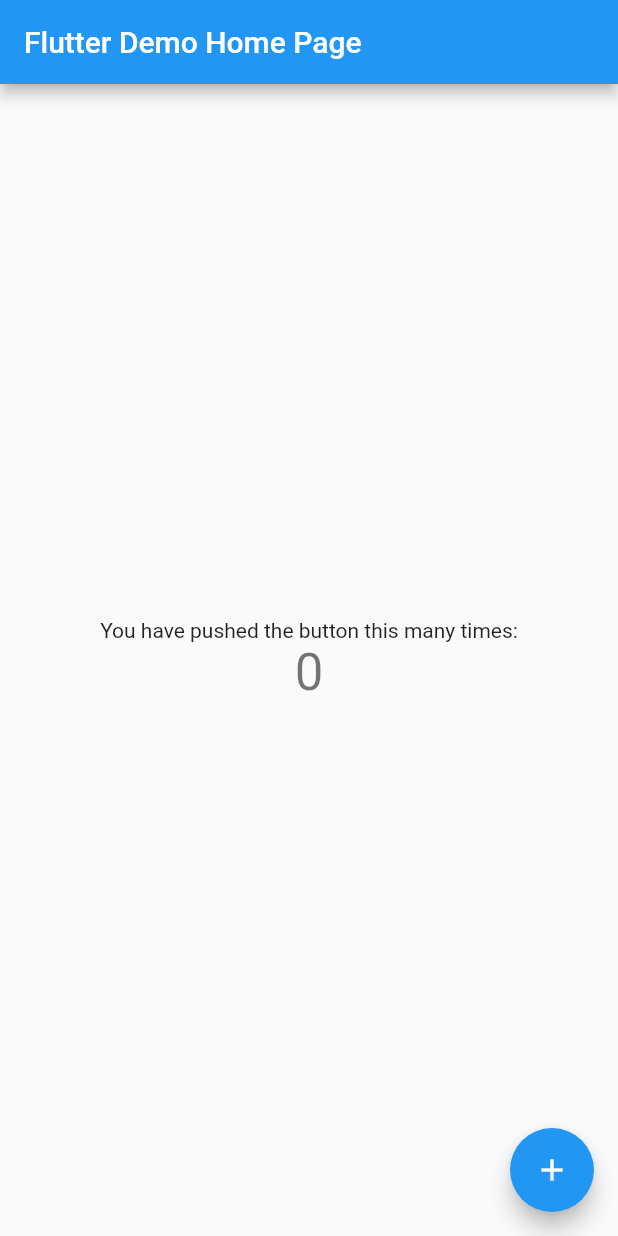
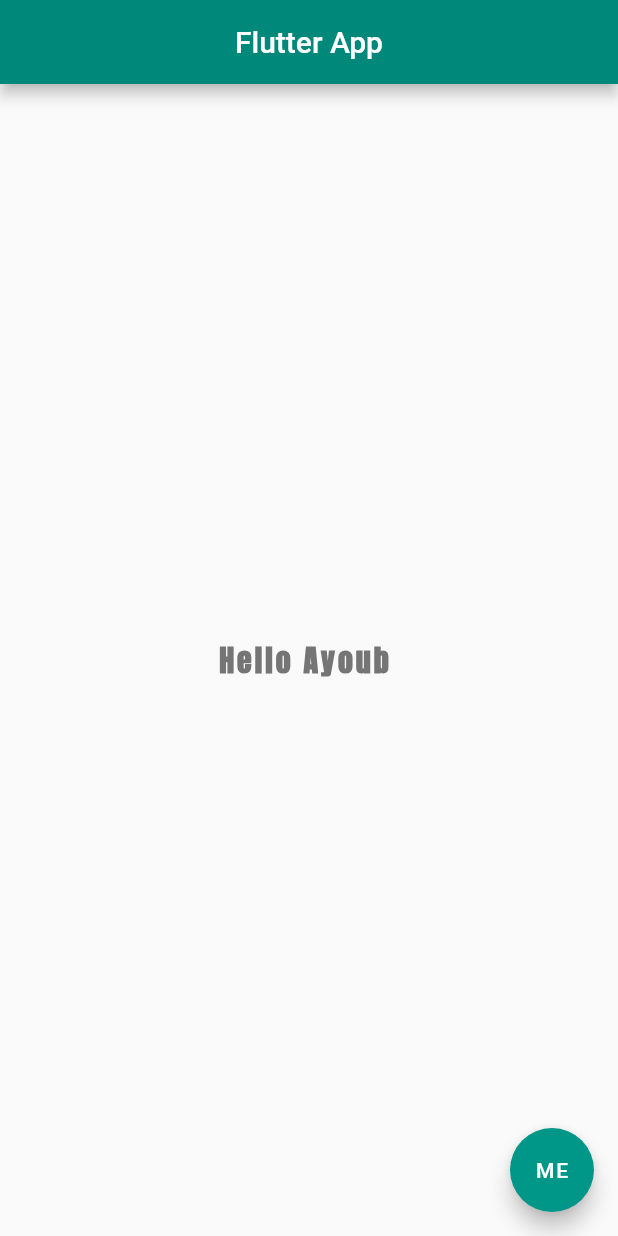
Before and after one commit to ayoubmundia/weatherFlutter, a Flutter app: the screen it shows after launch, on a phone screen of 412 x 824 dp. Run offline on Flutter 3.47's test engine with Material 2 defaults, Android fonts, the phone set to English and light mode, and no system bars.

Commit message:
hot reload

```diff
--- a/lib/main.dart
+++ b/lib/main.dart
@@ -1,117 +1,41 @@
 import 'package:flutter/material.dart';
 
 void main() {
-  runApp(MyApp());
+  runApp(MaterialApp(
+    home: Home()
+  ));
 }
 
-class MyApp extends StatelessWidget {
-  // This widget is the root of your application.
+
+class Home extends StatelessWidget{
   @override
   Widget build(BuildContext context) {
-    return MaterialApp(
-      title: 'Flutter Demo',
-      theme: ThemeData(
-        // This is the theme of your application.
-        //
-        // Try running your application with "flutter run". You'll see the
-        // application has a blue toolbar. Then, without quitting the app, try
-        // changing the primarySwatch below to Colors.green and then invoke
-        // "hot reload" (press "r" in the console where you ran "flutter run",
-        // or simply save your changes to "hot reload" in a Flutter IDE).
-        // Notice that the counter didn't reset back to zero; the application
-        // is not restarted.
-        primarySwatch: Colors.blue,
-        // This makes the visual density adapt to the platform that you run
-        // the app on. For desktop platforms, the controls will be smaller and
-        // closer together (more dense) than on mobile platforms.
-        visualDensity: VisualDensity.adaptivePlatformDensity,
-      ),
-      home: MyHomePage(title: 'Flutter Demo Home Page'),
-    );
-  }
-}
-
-class MyHomePage extends StatefulWidget {
-  MyHomePage({Key key, this.title}) : super(key: key);
-
-  // This widget is the home page of your application. It is stateful, meaning
-  // that it has a State object (defined below) that contains fields that affect
-  // how it looks.
-
-  // This class is the configuration for the state. It holds the values (in this
-  // case the title) provided by the parent (in this case the App widget) and
-  // used by the build method of the State. Fields in a Widget subclass are
-  // always marked "final".
-
-  final String title;
-
-  @override
-  _MyHomePageState createState() => _MyHomePageState();
-}
-
-class _MyHomePageState extends State<MyHomePage> {
-  int _counter = 0;
-
-  void _incrementCounter() {
-    setState(() {
-      // This call to setState tells the Flutter framework that something has
-      // changed in this State, which causes it to rerun the build method below
-      // so that the display can reflect the updated values. If we changed
-      // _counter without calling setState(), then the build method would not be
-      // called again, and so nothing would appear to happen.
-      _counter++;
-    });
-  }
-
-  @override
-  Widget build(BuildContext context) {
-    // This method is rerun every time setState is called, for instance as done
-    // by the _incrementCounter method above.
-    //
-    // The Flutter framework has been optimized to make rerunning build methods
-    // fast, so that you can just rebuild anything that needs updating rather
-    // than having to individually change instances of widgets.
     return Scaffold(
       appBar: AppBar(
-        // Here we take the value from the MyHomePage object that was created by
-        // the App.build method, and use it to set our appbar title.
-        title: Text(widget.title),
+        title: Text("Flutter App"),
+        centerTitle: true,
+        backgroundColor: Colors.teal[600],
       ),
       body: Center(
-        // Center is a layout widget. It takes a single child and positions it
-        // in the middle of the parent.
-        child: Column(
-          // Column is also a layout widget. It takes a list of children and
-          // arranges them vertically. By default, it sizes itself to fit its
-          // children horizontally, and tries to be as tall as its parent.
-          //
-          // Invoke "debug painting" (press "p" in the console, choose the
-          // "Toggle Debug Paint" action from the Flutter Inspector in Android
-          // Studio, or the "Toggle Debug Paint" command in Visual Studio Code)
-          // to see the wireframe for each widget.
-          //
-          // Column has various properties to control how it sizes itself and
-          // how it positions its children. Here we use mainAxisAlignment to
-          // center the children vertically; the main axis here is the vertical
-          // axis because Columns are vertical (the cross axis would be
-          // horizontal).
-          mainAxisAlignment: MainAxisAlignment.center,
-          children: <Widget>[
-            Text(
-              'You have pushed the button this many times:',
+        child: Text(
+          "Hello Ayoub ",
+          style: TextStyle(
+            fontFamily: 'AntonRegular',
+            fontSize: 20.0,
+            fontWeight: FontWeight.bold,
+            letterSpacing: 2.0,
+            color: Colors.grey[600],
           ),
-            Text(
-              '$_counter',
-              style: Theme.of(context).textTheme.headline4,
-            ),
-          ],
           ),
       ),
       floatingActionButton: FloatingActionButton(
-        onPressed: _incrementCounter,
-        tooltip: 'Increment',
-        child: Icon(Icons.add),
-      ), // This trailing comma makes auto-formatting nicer for build methods.
+        child: Text("ME"),
+        backgroundColor: Colors.teal,
+        onPressed: () => {
+          print("I won Here")
+        },
+      ),
     );
   }
+
 }
```
Also changed, not shown: pubspec.yaml (+5 -11 lines), assets/fonts/Anton-Regular.ttf (added), 1 other file. Lines whose indentation alone changed are shown as unchanged.
